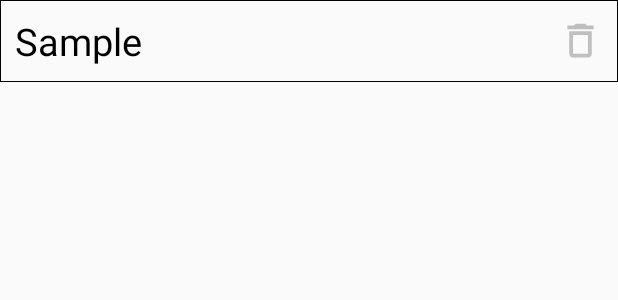
After one commit to faiz276482/BeMyVoice, an Android app: the layout favourites_listitem.xml on its own in the app's theme, with its tools: preview values and no code run, on a phone screen of 412 x 824 dp. The commit adds this screen. Shown: the top 300 px of the screen. Run offline under Robolectric (Android 15) with nearby library versions, the phone set to English and light mode, and no system bars.

Commit message:
Favourite section added with delete and play functionality of the saved texts

```diff
--- /dev/null
+++ b/app/src/main/res/drawable/ic_delete.xml
@@ -0,0 +1,5 @@
+<vector android:autoMirrored="true" android:height="24dp"
+    android:tint="#BFBFBF" android:viewportHeight="24"
+    android:viewportWidth="24" android:width="24dp" xmlns:android="http://schemas.android.com/apk/res/android">
+    <path android:fillColor="@android:color/white" android:pathData="M6,19c0,1.1 0.9,2 2,2h8c1.1,0 2,-0.9 2,-2L18,7L6,7v12zM8,9h8v10L8,19L8,9zM15.5,4l-1,-1h-5l-1,1L5,4v2h14L19,4z"/>
+</vector>
--- /dev/null
+++ b/app/src/main/res/layout/favourites_listitem.xml
@@ -0,0 +1,27 @@
+<?xml version="1.0" encoding="utf-8"?>
+<RelativeLayout
+    xmlns:android="http://schemas.android.com/apk/res/android"
+    android:layout_width="match_parent"
+    android:layout_height="wrap_content"
+    android:id="@+id/fav_relative"
+    android:background="@drawable/bordered_backround">
+    <TextView
+        android:layout_width="wrap_content"
+        android:layout_height="wrap_content"
+        android:textSize="25sp"
+        android:text="@string/sample"
+        android:padding="10dp"
+        android:layout_marginEnd="40dp"
+        android:id="@+id/favourites_TextView"
+        android:textColor="@android:color/black"
+        />
+    <ImageView
+        android:layout_width="30dp"
+        android:layout_height="30dp"
+        android:src="@drawable/ic_delete"
+        android:scaleType="fitXY"
+        android:layout_alignParentEnd="true"
+        android:layout_centerVertical="true"
+        android:id="@+id/delete"
+        android:layout_marginEnd="10dp"/>
+</RelativeLayout>
--- a/app/src/main/res/values/strings.xml
+++ b/app/src/main/res/values/strings.xml
@@ -72,4 +72,6 @@
     <string name="saved_shocked_speed">75</string>
     <string name="saved_shocked_pitch">2000</string>
     <string name="logout">Logout</string>
+    <string name="sample">Sample</string>
+    <string name="no_favourites">No Favourites</string>
 </resources>
```
Also changed, not shown: app/src/main/java/com/nerdytech/bemyvoice/CloudTextToSpeech/MainPresenter.java (+4 -4 lines), app/src/main/java/com/nerdytech/bemyvoice/account/SaveUserDataActivity.java (+10 -0 lines), app/src/main/java/com/nerdytech/bemyvoice/account/SignUpActivity.java (+8 -0 lines), app/src/main/java/com/nerdytech/bemyvoice/adapter/FavouritesAdapter.java (added, +97 -0 lines), app/src/main/java/com/nerdytech/bemyvoice/model/Favourites.java (added, +24 -0 lines), app/src/main/java/com/nerdytech/bemyvoice/ui/CloudTTS.java (added, +209 -0 lines), app/src/main/java/com/nerdytech/bemyvoice/ui/FavouritesFragment.java (+51 -0 lines), app/src/main/res/layout/fragment_favourites.xml (+14 -7 lines).
